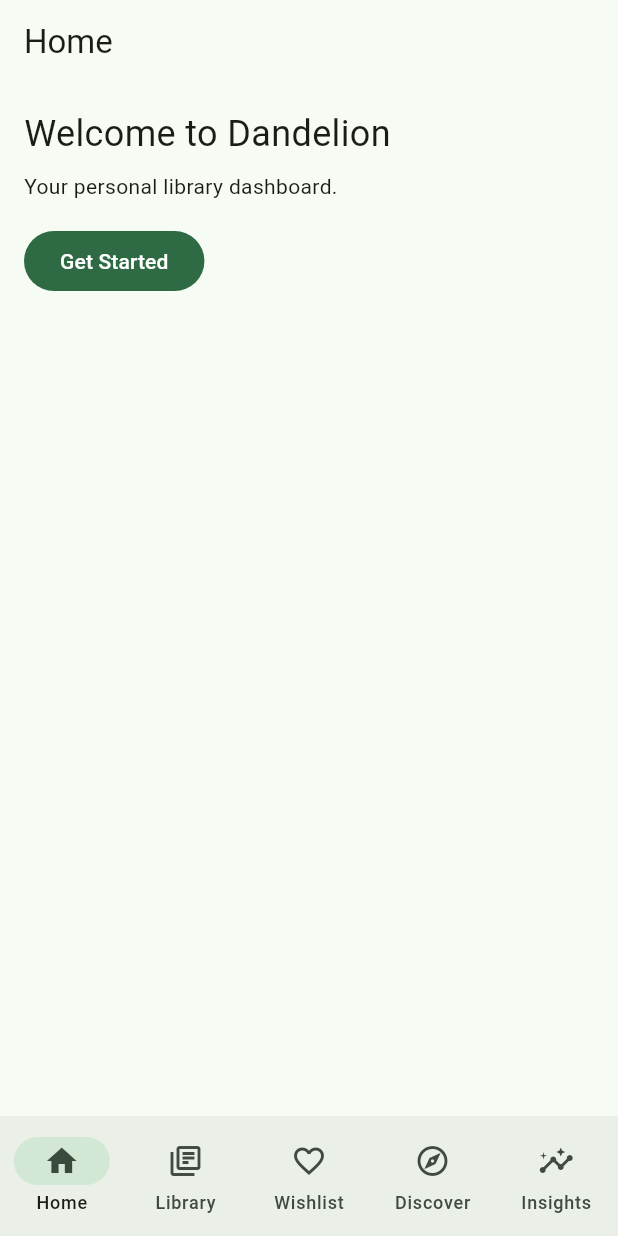
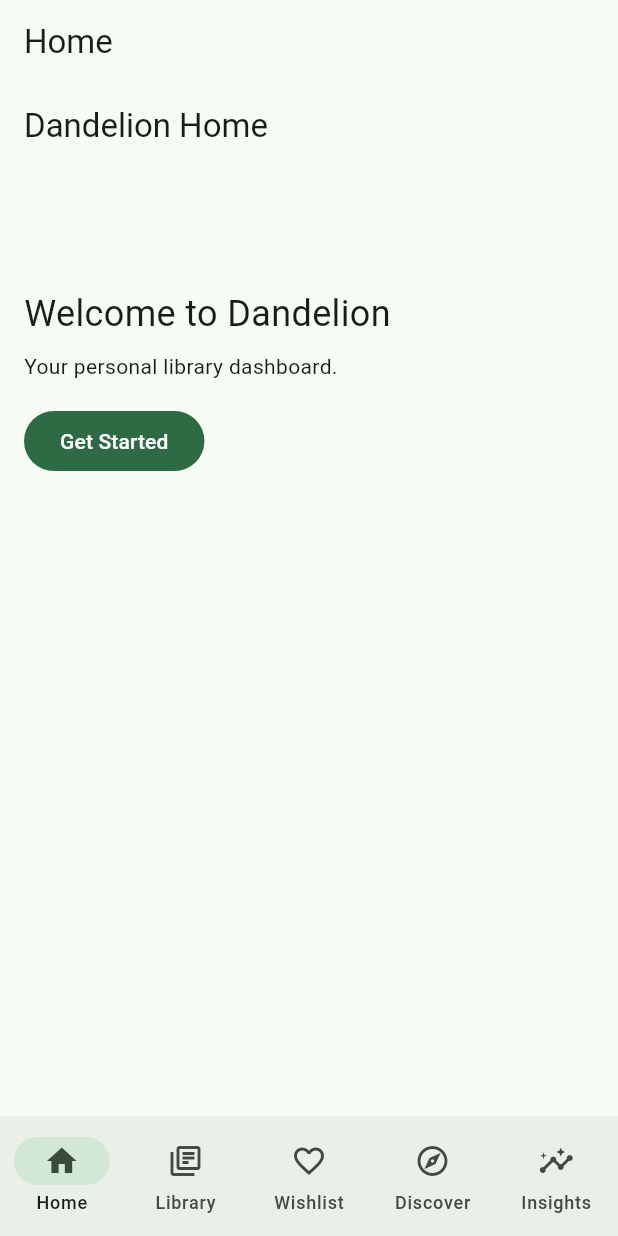
Before and after one commit to snowep/Dandelion, a Flutter app: the screen it shows after launch, on a phone screen of 412 x 824 dp. Run offline on Flutter 3.47's test engine with Material 3 defaults, Android fonts, the phone set to English and light mode, and no system bars.

Commit message:
feat: add reusable SliverAppBar widget with configurable title, actions, pinned, floating, snap behavior

```diff
--- a/lib/features/home/home_screen.dart
+++ b/lib/features/home/home_screen.dart
@@ -1,12 +1,17 @@
 import 'package:flutter/material.dart';
 import 'package:dandelion/shared/widgets/primary_button.dart';
+import 'package:dandelion/shared/widgets/sliver_app_bar_widget.dart';
 
 class HomeScreen extends StatelessWidget {
   const HomeScreen({super.key});
 
   @override
   Widget build(BuildContext context) {
-    return Padding(
+    return CustomScrollView(
+      slivers: [
+        const SliverAppBarWidget(title: 'Dandelion Home'),
+        SliverToBoxAdapter(
+          child: Padding(
             padding: const EdgeInsets.all(16),
             child: Column(
               crossAxisAlignment: CrossAxisAlignment.start,
@@ -22,6 +27,9 @@
                 ),
               ],
             ),
+          ),
+        ),
+      ],
     );
   }
 }
```
Also changed, not shown: lib/main.dart (+113 -0 lines), 1 other file. Lines whose indentation alone changed are shown as unchanged.
